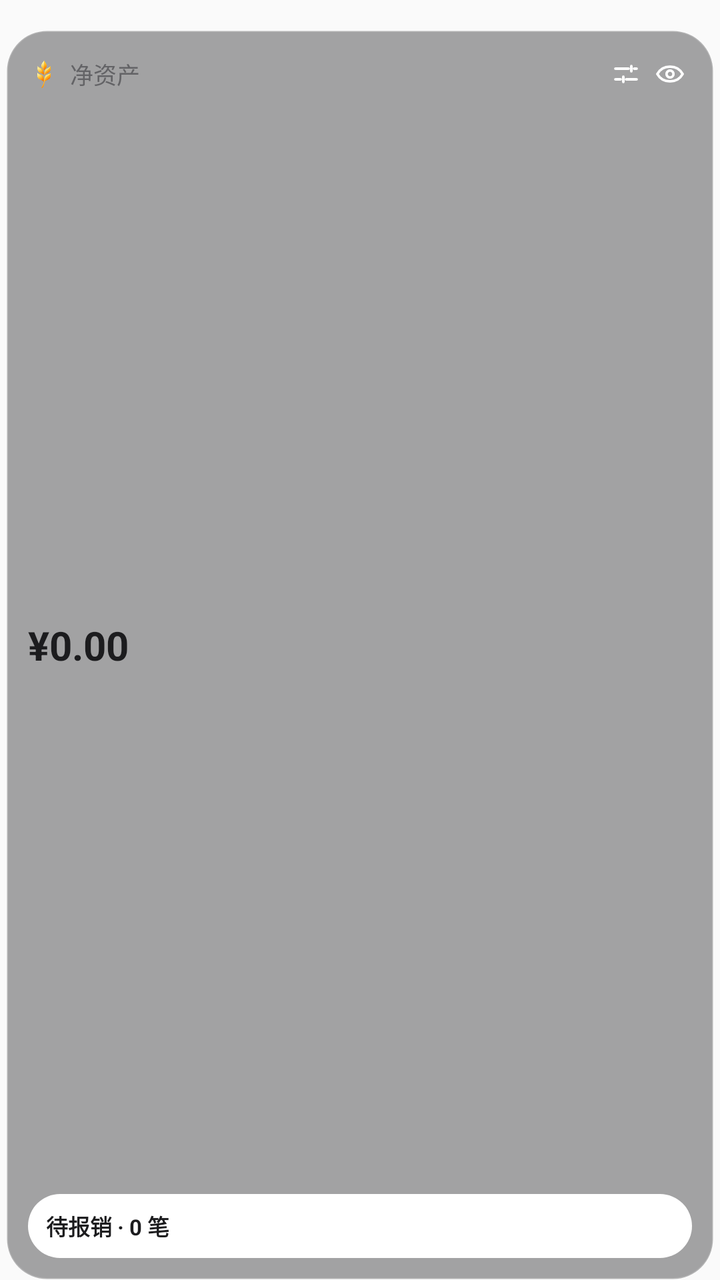
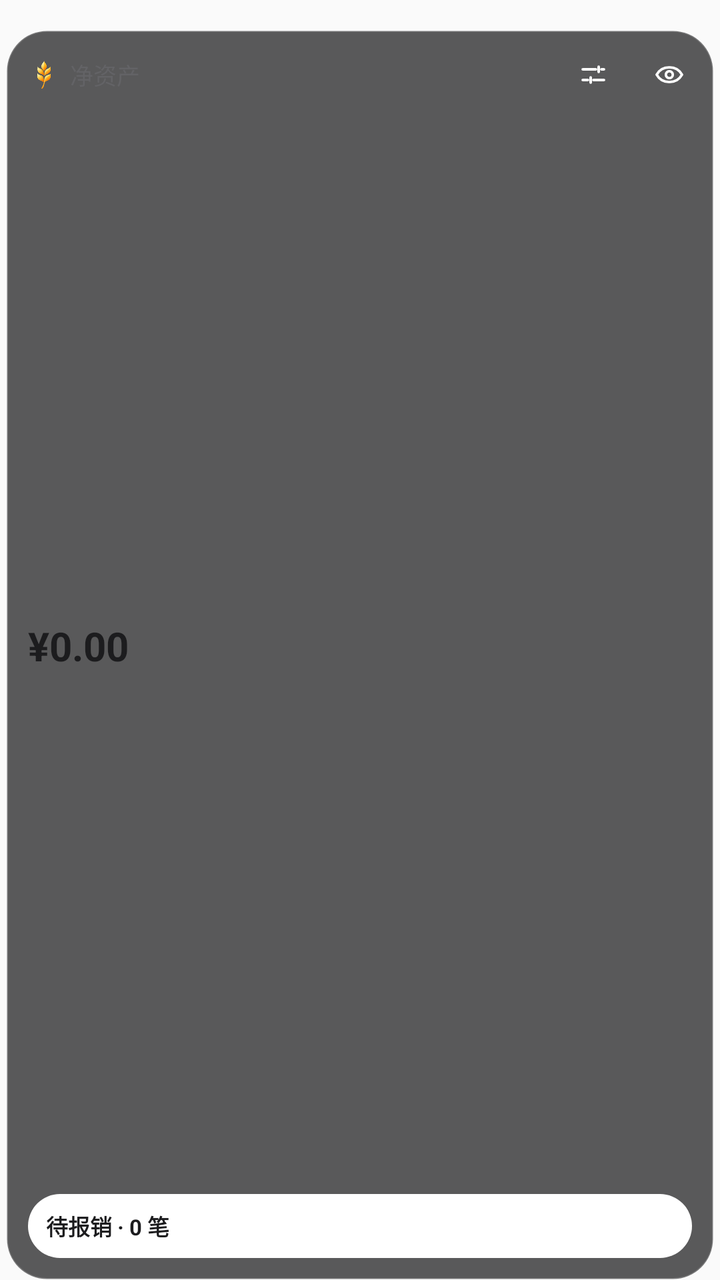

Screens rendered from an Android XML layout before and after an edit, with the pre-edit source and the edit as a unified diff.
<!-- AndroidManifest.xml: application theme Theme.MyMoney -->
<!-- res/layout/widget_asset_square.xml -->
<?xml version="1.0" encoding="utf-8"?>
<FrameLayout xmlns:android="http://schemas.android.com/apk/res/android"
    android:id="@+id/widget_root"
    android:layout_width="match_parent"
    android:layout_height="match_parent"
    android:paddingHorizontal="3dp"
    android:paddingTop="15dp"
    android:paddingBottom="0dp">

    <LinearLayout
        android:id="@+id/widget_card"
        android:layout_width="match_parent"
        android:layout_height="match_parent"
        android:background="@drawable/widget_background_glass_dark"
        android:orientation="vertical"
        android:padding="11dp">

        <LinearLayout
            android:layout_width="match_parent"
            android:layout_height="wrap_content"
            android:gravity="center_vertical"
            android:orientation="horizontal">

            <ImageView
                android:layout_width="16dp"
                android:layout_height="16dp"
                android:layout_marginEnd="5dp"
                android:importantForAccessibility="no"
                android:scaleType="fitCenter"
                android:src="@drawable/ic_brand_color" />

            <TextView
                android:id="@+id/widget_primary_label"
                android:layout_width="0dp"
                android:layout_height="wrap_content"
                android:layout_weight="1"
                android:maxLines="1"
                android:text="净资产"
                android:textColor="@color/widget_secondary"
                android:textSize="11.5sp" />

            <ImageView
                android:id="@+id/widget_tune"
                android:layout_width="22dp"
                android:layout_height="22dp"
                android:contentDescription="配置小组件"
                android:padding="3dp"
                android:src="@drawable/ic_widget_tune" />

            <ImageView
                android:id="@+id/widget_eye"
                android:layout_width="22dp"
                android:layout_height="22dp"
                android:padding="3dp"
                android:src="@drawable/ic_widget_eye_on" />
        </LinearLayout>

        <LinearLayout
            android:id="@+id/widget_primary_block"
            android:layout_width="match_parent"
            android:layout_height="0dp"
            android:layout_weight="1"
            android:gravity="center_vertical"
            android:orientation="vertical">

            <TextView
                android:id="@+id/widget_primary_amount"
                android:layout_width="match_parent"
                android:layout_height="wrap_content"
                android:autoSizeMaxTextSize="21sp"
                android:autoSizeMinTextSize="14sp"
                android:autoSizeStepGranularity="1sp"
                android:autoSizeTextType="uniform"
                android:maxLines="1"
                android:text="¥0.00"
                android:textColor="@color/widget_primary"
                android:textSize="20sp"
                android:textStyle="bold" />
        </LinearLayout>

        <FrameLayout
            android:id="@+id/widget_secondary_block"
            android:layout_width="match_parent"
            android:layout_height="wrap_content"
            android:minHeight="32dp">

            <ImageView
                android:id="@+id/widget_secondary_bg"
                android:layout_width="match_parent"
                android:layout_height="match_parent"
                android:importantForAccessibility="no"
                android:scaleType="fitXY"
                android:src="@drawable/widget_accent_pill" />

            <TextView
                android:id="@+id/widget_secondary_text"
                android:layout_width="match_parent"
                android:layout_height="wrap_content"
                android:layout_gravity="center_vertical"
                android:ellipsize="end"
                android:maxLines="1"
                android:paddingHorizontal="9dp"
                android:paddingVertical="6dp"
                android:text="待报销 · 0 笔"
                android:textColor="@color/widget_primary"
                android:textSize="11sp"
                android:textStyle="bold" />
        </FrameLayout>
    </LinearLayout>
</FrameLayout>
<!-- resources referenced by this layout -->
<resources>
  <color name="widget_primary">#1C1C1E</color>
  <color name="widget_secondary">#636366</color>
  <!-- drawable ic_brand_color: png bitmap (drawable-hdpi, 4239 bytes) -->
  <!-- drawable ic_widget_eye_on (drawable) -->
  <?xml version="1.0" encoding="utf-8"?>
  <vector xmlns:android="http://schemas.android.com/apk/res/android"
      android:width="20dp"
      android:height="20dp"
      android:viewportWidth="24"
      android:viewportHeight="24">
      <path
          android:fillColor="#00000000"
          android:pathData="M2.5,12C4.6,8.2 8,6.5 12,6.5C16,6.5 19.4,8.2 21.5,12C19.4,15.8 16,17.5 12,17.5C8,17.5 4.6,15.8 2.5,12Z"
          android:strokeWidth="1.9"
          android:strokeColor="#FFFFFF"
          android:strokeLineJoin="round" />
      <path
          android:fillColor="#00000000"
          android:pathData="M12,12m-2.6,0a2.6,2.6 0,1 1,5.2 0a2.6,2.6 0,1 1,-5.2 0"
          android:strokeWidth="1.9"
          android:strokeColor="#FFFFFF" />
  </vector>
  <!-- drawable ic_widget_tune (drawable) -->
  <?xml version="1.0" encoding="utf-8"?>
  <vector xmlns:android="http://schemas.android.com/apk/res/android"
      android:width="18dp"
      android:height="18dp"
      android:viewportWidth="24"
      android:viewportHeight="24">
      <path
          android:fillColor="#00000000"
          android:pathData="M4,8H14M18,8H20M4,16H8M12,16H20M16,6V10M10,14V18"
          android:strokeWidth="1.9"
          android:strokeColor="#FFFFFF"
          android:strokeLineCap="round" />
  </vector>
  <!-- drawable widget_accent_pill (drawable) -->
  <?xml version="1.0" encoding="utf-8"?>
  <shape xmlns:android="http://schemas.android.com/apk/res/android" android:shape="rectangle">
      <solid android:color="#FFFFFF" />
      <corners android:radius="18dp" />
  </shape>
  <!-- drawable widget_background_glass_dark (drawable) -->
  <?xml version="1.0" encoding="utf-8"?>
  <shape xmlns:android="http://schemas.android.com/apk/res/android" android:shape="rectangle">
      <solid android:color="#62161618" />
      <corners android:radius="20dp" />
      <stroke android:width="1dp" android:color="#30FFFFFF" />
  </shape>
  <style name="Theme.MyMoney" parent="android:Theme.Material.Light.NoActionBar" />
</resources>

<!-- the commit's change to res/layout/widget_asset_square.xml (unified diff, before → after) -->
@@ -41,17 +41,23 @@
 
             <ImageView
                 android:id="@+id/widget_tune"
-                android:layout_width="22dp"
-                android:layout_height="22dp"
+                android:layout_width="34dp"
+                android:layout_height="34dp"
+                android:layout_marginTop="-6dp"
+                android:layout_marginEnd="4dp"
+                android:layout_marginBottom="-6dp"
                 android:contentDescription="配置小组件"
-                android:padding="3dp"
+                android:padding="9dp"
                 android:src="@drawable/ic_widget_tune" />
 
             <ImageView
                 android:id="@+id/widget_eye"
-                android:layout_width="22dp"
-                android:layout_height="22dp"
-                android:padding="3dp"
+                android:layout_width="34dp"
+                android:layout_height="34dp"
+                android:layout_marginTop="-6dp"
+                android:layout_marginEnd="-6dp"
+                android:layout_marginBottom="-6dp"
+                android:padding="9dp"
                 android:src="@drawable/ic_widget_eye_on" />
         </LinearLayout>
 
@@ -71,6 +77,8 @@
                 android:autoSizeMinTextSize="14sp"
                 android:autoSizeStepGranularity="1sp"
                 android:autoSizeTextType="uniform"
+                android:ellipsize="end"
+                android:fontFeatureSettings="tnum"
                 android:maxLines="1"
                 android:text="¥0.00"
                 android:textColor="@color/widget_primary"
@@ -98,6 +106,7 @@
                 android:layout_height="wrap_content"
                 android:layout_gravity="center_vertical"
                 android:ellipsize="end"
+                android:fontFeatureSettings="tnum"
                 android:maxLines="1"
                 android:paddingHorizontal="9dp"
                 android:paddingVertical="6dp"
<!-- resource entries referenced after the edit -->
@@ -45,7 +45,7 @@
   <!-- drawable widget_background_glass_dark (drawable) -->
   <?xml version="1.0" encoding="utf-8"?>
   <shape xmlns:android="http://schemas.android.com/apk/res/android" android:shape="rectangle">
-      <solid android:color="#62161618" />
+      <solid android:color="#B3161618" />
       <corners android:radius="20dp" />
       <stroke android:width="1dp" android:color="#30FFFFFF" />
   </shape>
